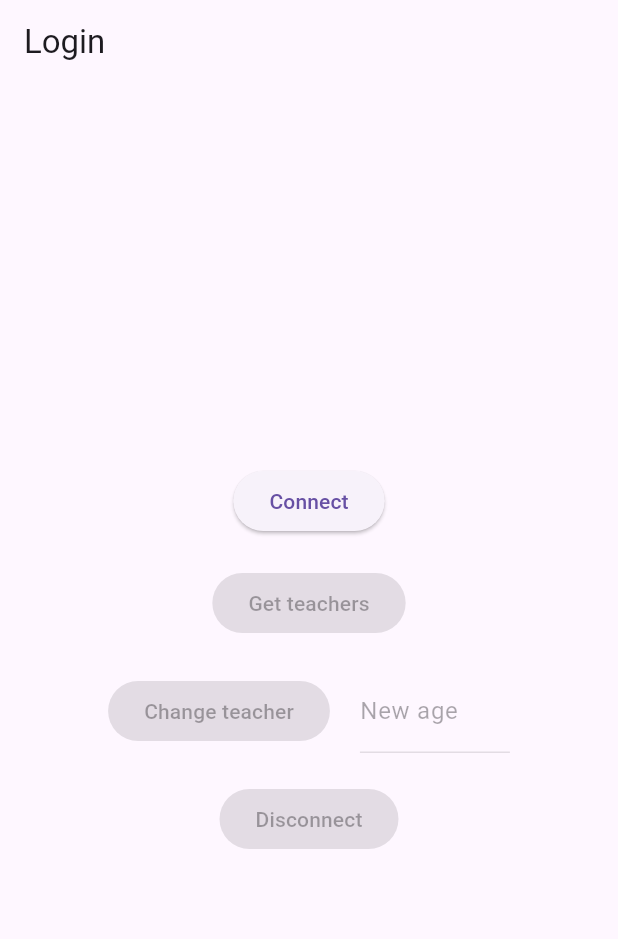
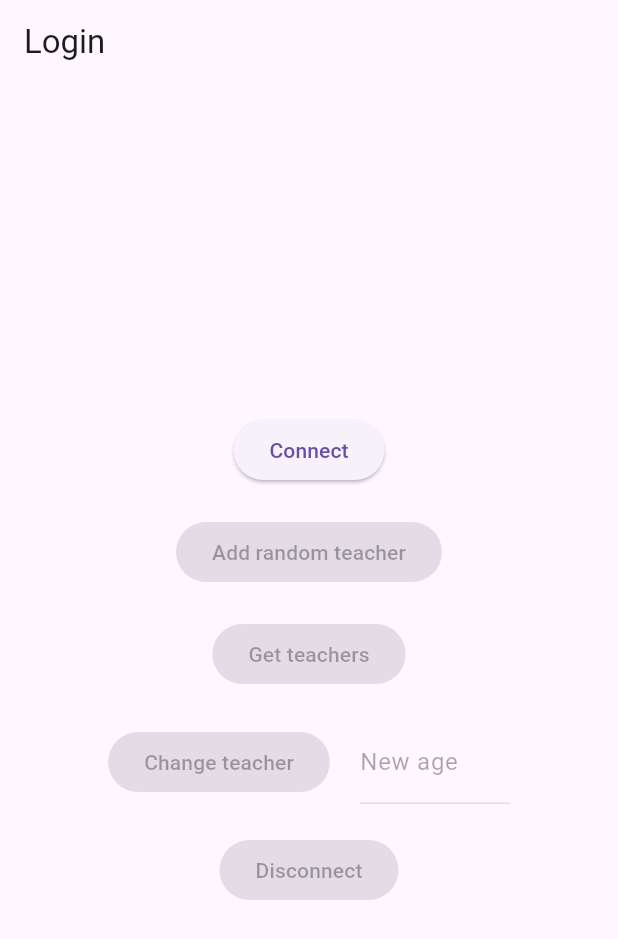
Before and after one commit to cr-crme/banque_stage_backend, a Flutter app: the screen it shows after launch, on a phone screen of 412 x 824 dp. Shown: the top 939 px of the screen. Run offline on Flutter 3.47's test engine with Material 3 defaults, Android fonts, the phone set to English and light mode, and no system bars; missing offline and left inert: dart_jsonwebtoken, enhanced_containers_foundation, web_socket_client.

Commit message:
Untested compilable version of the teachers with mysql

```diff
--- a/backend/lib/database_teachers.dart
+++ b/backend/lib/database_teachers.dart
@@ -1,6 +1,7 @@
 import 'package:backend/database_interface_abstract.dart';
 import 'package:backend/exceptions.dart';
-import 'package:common/teacher.dart';
+import 'package:common/models/phone_number.dart';
+import 'package:common/models/teacher.dart';
 import 'package:mysql1/mysql1.dart';
 
 abstract class DatabaseTeachers implements DatabaseInterfaceAbstract {
@@ -29,7 +30,7 @@ abstract class DatabaseTeachers implements DatabaseInterfaceAbstract {
     final oldTeacher = await _getTeacherById(id: id);
 
     final newTeacher = oldTeacher?.copyWithData(data) ??
-        Teacher.deserialize({'id': id}..addAll(data));
+        Teacher.fromSerialized(<String, dynamic>{'id': id}..addAll(data));
 
     await _putTeacher(teacher: newTeacher, isNew: oldTeacher == null);
   }
@@ -48,23 +49,69 @@ class MySqlDatabaseTeacher extends DatabaseTeachers {
 
   @override
   Future<Map<String, Teacher>> _getAllTeachers() async {
-    final results = await connection.query('SELECT * FROM Teachers');
-    return {
-      for (var row in results)
-        row[0].toString(): Teacher(
-            id: row[0].toString(), name: row[1] as String, age: row[2] as int)
-    };
+    try {
+      final results = await connection.query('SELECT * FROM teachers');
+      return {
+        for (var row in results)
+          row[0].toString(): Teacher(
+            id: row[0].toString(),
+            firstName: row[1] as String,
+            middleName: row[2] as String?,
+            lastName: row[3] as String,
+            schoolId: row[4] as String,
+            groups: (await connection.query(
+                    'SELECT * FROM teaching_groups WHERE teacher_id = ?',
+                    [row[0].toString()]))
+                .map((e) => e[1].toString())
+                .toList(),
+            email: row[5] as String?,
+            phone: PhoneNumber.fromString(row[6].toString()),
+          )
+      };
+    } catch (_) {
+      return {};
+    }
   }
 
   @override
   Future<Teacher?> _getTeacherById({required String id}) async {
+// SELECT
+// t.id AS teacher_id,
+// t.Name AS teacher_name,
+// a.id AS address_id,
+// a.street,
+// a.city,
+// a.zip_code,
+// a.country
+// FROM Teachers t
+// JOIN AddressesTeachers at ON t.id = at.teacher_id
+// JOIN Addresses a ON a.id = at.address_id
+// WHERE t.id = ?;
+
+    // TODO Make a single query?
     final results =
-        await connection.query('SELECT * FROM Teachers WHERE id = ?', [id]);
+        await connection.query('SELECT * FROM teachers WHERE id = ?', [id]);
     if (results.isEmpty) return null;
 
     final row = results.first;
+    final teacherId = row[0].toString();
+
+    final phoneNumber = await connection.query(
+        'SELECT * FROM phone_numbers_teachers WHERE teacher_id = ?',
+        [teacherId]);
+    final groups = await connection.query(
+        'SELECT * FROM teaching_groups WHERE teacher_id = ?', [teacherId]);
+
     return Teacher(
-        id: row[0].toString(), name: row[1] as String, age: row[2] as int);
+      id: teacherId,
+      firstName: row[1] as String,
+      middleName: row[2] as String?,
+      lastName: row[3] as String,
+      schoolId: row[4] as String,
+      groups: groups.map((e) => e[1].toString()).toList(),
+      email: row[5] as String?,
+      phone: PhoneNumber.fromString(phoneNumber.first.toString()),
+    );
   }
 
   @override
@@ -74,13 +121,51 @@ class MySqlDatabaseTeacher extends DatabaseTeachers {
     if (isNew) {
       // Insert the teacher
       await connection.query(
-          'INSERT INTO Teachers (id, Name, Age) VALUES (?, ?, ?)',
-          [teacher.id, teacher.name, teacher.age]);
+          'INSERT INTO teachers (id, first_name, middle_name, last_name, school_id, email, phone) VALUES (?, ?, ?, ?, ?, ?, ?)',
+          [
+            teacher.id,
+            teacher.firstName,
+            teacher.middleName,
+            teacher.lastName,
+            teacher.schoolId,
+            teacher.email,
+            teacher.phone.toString()
+          ]);
+      // Insert the groups
+      for (var group in teacher.groups) {
+        await connection.query(
+            'INSERT INTO teaching_groups (teacher_id, group_id) VALUES (?, ?)',
+            [teacher.id, group]);
+      }
+      // Insert the phone number
+      await connection.query(
+          'INSERT INTO phone_numbers_teachers (teacher_id, phone_number) VALUES (?, ?)',
+          [teacher.id, teacher.phone.toString()]);
     } else {
       // Update the teacher
       await connection.query(
-          'UPDATE Teachers SET Name = ?, Age = ? WHERE id = ?',
-          [teacher.name, teacher.age, teacher.id]);
+          'UPDATE teachers SET first_name = ?, middle_name = ?, last_name = ?, school_id = ?, email = ?, phone = ? WHERE id = ?',
+          [
+            teacher.firstName,
+            teacher.middleName,
+            teacher.lastName,
+            teacher.schoolId,
+            teacher.email,
+            teacher.phone.toString(),
+            teacher.id
+          ]);
+      // Update the groups
+      await connection.query(
+          'DELETE FROM teaching_groups WHERE teacher_id = ?', [teacher.id]);
+      for (var group in teacher.groups) {
+        await connection.query(
+            'INSERT INTO teaching_groups (teacher_id, group_id) VALUES (?, ?)',
+            [teacher.id, group]);
+      }
+      // Update the phone number
+      await connection.query(
+          'UPDATE phone_numbers_teachers SET phone_number = ? WHERE teacher_id = ?',
+          [teacher.phone.toString(), teacher.id]);
     }
   }
 
@@ -90,8 +175,22 @@ class MySqlDatabaseTeacher extends DatabaseTeachers {
 class DatabaseTeachersMock extends DatabaseTeachers {
   // Simulate a database with a map
   final _dummyDatabase = {
-    '0': Teacher(id: '0', name: 'John Doe', age: 60),
-    '1': Teacher(id: '1', name: 'Jane Doe', age: 50),
+    '0': Teacher(
+        id: '0',
+        firstName: 'John',
+        lastName: 'Doe',
+        schoolId: '10',
+        groups: ['100', '101'],
+        phone: PhoneNumber.fromString('+1-234-567-8901'),
+        email: 'john.doe@email.com'),
+    '1': Teacher(
+        id: '1',
+        firstName: 'Jane',
+        lastName: 'Doe',
+        schoolId: '10',
+        groups: ['100', '101'],
+        phone: PhoneNumber.fromString('+1-234-567-8901'),
+        email: 'john.doe@email.com'),
   };
 
   @override
--- a/backend/lib/http_request_handler.dart
+++ b/backend/lib/http_request_handler.dart
@@ -5,8 +5,6 @@ import 'package:backend/exceptions.dart';
 import 'package:logging/logging.dart';
 
 final _logger = Logger('AnswerHttpRequest');
-
-// TODO: What happens if two persons modify the same data at the same time?
 
 class HttpRequestHandler {
   final Connexions _connexions;
--- /dev/null
+++ b/common/lib/models/address.dart
@@ -0,0 +1,103 @@
+import 'dart:convert';
+
+import 'package:common/models/geographic_coordinate_system.dart';
+import 'package:enhanced_containers_foundation/enhanced_containers_foundation.dart';
+import 'package:http/http.dart' as http;
+
+class Address extends ItemSerializable {
+  Address({
+    super.id,
+    this.civicNumber,
+    this.street,
+    this.appartment,
+    this.city,
+    this.postalCode,
+  });
+
+  static Address get empty => Address();
+
+  final int? civicNumber;
+  final String? street;
+  final String? appartment;
+  final String? city;
+  final String? postalCode;
+
+  static Future<Address?> fromCoordinates(
+      GeographicCoordinateSystem gcs) async {
+    final String url =
+        'https://nominatim.openstreetmap.org/reverse?format=json&lat=${gcs.latitude}&lon=${gcs.longitude}';
+    final response = await http.get(Uri.parse(url));
+    if (response.statusCode != 200) return null;
+
+    final data = json.decode(response.body) as Map<String, dynamic>;
+    if (data.isEmpty) return null;
+
+    return Address(
+      civicNumber: int.tryParse(data['address']['house_number']),
+      street: data['address']['road'],
+      city: data['address']['city'],
+      postalCode: data['address']['postcode'],
+    );
+  }
+
+  // coverage:ignore-start
+  static Future<Address?> fromString(String address) async {
+    final gcs = await GeographicCoordinateSystem.fromAddress(address);
+    return await Address.fromCoordinates(gcs);
+  }
+  // coverage:ignore-end
+
+  @override
+  Map<String, dynamic> serializedMap() => {
+        'number': civicNumber,
+        'street': street,
+        'appartment': appartment,
+        'city': city,
+        'postalCode': postalCode
+      };
+
+  static Address fromSerialized(map) => Address(
+      id: map['id'],
+      civicNumber: map['number'],
+      street: map['street'],
+      appartment: map['appartment'],
+      city: map['city'],
+      postalCode: map['postalCode']);
+
+  Address copyWith({
+    String? id,
+    int? civicNumber,
+    String? street,
+    String? appartment,
+    String? city,
+    String? postalCode,
+  }) {
+    return Address(
+        id: id ?? this.id,
+        civicNumber: civicNumber ?? this.civicNumber,
+        street: street ?? this.street,
+        appartment: appartment ?? this.appartment,
+        city: city ?? this.city,
+        postalCode: postalCode ?? this.postalCode);
+  }
+
+  bool get isEmpty =>
+      civicNumber == null &&
+      street == null &&
+      appartment == null &&
+      city == null &&
+      postalCode == null;
+
+  bool get isValid =>
+      civicNumber != null &&
+      street != null &&
+      city != null &&
+      postalCode != null;
+
+  @override
+  String toString() {
+    return isValid
+        ? '$civicNumber $street${appartment == null ? '' : ' #$appartment'}, $city, $postalCode'
+        : '';
+  }
+}
--- /dev/null
+++ b/common/lib/models/person.dart
@@ -0,0 +1,94 @@
+import 'package:common/models/address.dart';
+import 'package:common/models/phone_number.dart';
+import 'package:enhanced_containers_foundation/enhanced_containers_foundation.dart';
+
+class Person extends ItemSerializable {
+  final String firstName;
+  final String? middleName;
+  final String lastName;
+  final DateTime? dateBirth;
+
+  final PhoneNumber phone;
+  final String? email;
+  final Address? address;
+
+  Person({
+    super.id,
+    required this.firstName,
+    this.middleName,
+    required this.lastName,
+    this.dateBirth,
+    this.phone = const PhoneNumber(),
+    this.email,
+    this.address,
+  });
+
+  static Person get empty => Person(
+      firstName: 'Unnamed',
+      middleName: null,
+      lastName: 'Unnamed',
+      address: null,
+      dateBirth: null,
+      email: null,
+      id: null,
+      phone: PhoneNumber.empty);
+
+  Person.fromSerialized(super.map)
+      : firstName = map['firstName'] ?? 'Unnamed',
+        middleName = map['middleName'],
+        lastName = map['lastName'] ?? 'Unnamed',
+        dateBirth = map['dateBirth'] == null
+            ? null
+            : DateTime.fromMillisecondsSinceEpoch(map['dateBirth']),
+        phone = map['phone'] == null
+            ? PhoneNumber.empty
+            : PhoneNumber.fromString(map['phone']),
+        email = map['email'],
+        address = map['address'] == null
+            ? null
+            : Address.fromSerialized(map['address']),
+        super.fromSerialized();
+
+  @override
+  Map<String, dynamic> serializedMap() {
+    return {
+      'id': id,
+      'firstName': firstName,
+      'middleName': middleName,
+      'lastName': lastName,
+      'dateBirth': dateBirth?.millisecondsSinceEpoch,
+      'phone': phone.toString(),
+      'email': email,
+      'address': address?.serialize(),
+    };
+  }
+
+  Person copyWith({
+    String? id,
+    String? firstName,
+    String? middleName,
+    String? lastName,
+    DateTime? dateBirth,
+    PhoneNumber? phone,
+    String? email,
+    Address? address,
+  }) =>
+      Person(
+        id: id ?? this.id,
+        firstName: firstName ?? this.firstName,
+        middleName: middleName ?? this.middleName,
+        lastName: lastName ?? this.lastName,
+        dateBirth: dateBirth ?? this.dateBirth,
+        phone: phone ?? this.phone,
+        email: email ?? this.email,
+        address: address ?? this.address,
+      );
+
+  ///
+  /// Full name without the middle name
+  String get fullName => '$firstName${lastName.isEmpty ? '' : ' $lastName'}';
+
+  @override
+  String toString() =>
+      '$firstName${middleName == null ? '' : ' $middleName'}${lastName.isEmpty ? '' : ' $lastName'}';
+}
--- /dev/null
+++ b/common/lib/models/phone_number.dart
@@ -0,0 +1,39 @@
+const _regExp =
+    r'^(?:\+\(d{1,3})?\s?\(?(\d{3})(?:[-.\)\s]|\)\s)?(\d{3})[-.\s]?(\d{4})(?:\s(?:poste)?\s(\d{1,6}))?$';
+
+class PhoneNumber {
+  final String? areaCode;
+  final String? cityCode;
+  final String? number;
+  final String? extension;
+
+  static bool isValid(String number) => RegExp(_regExp).hasMatch(number);
+
+  const PhoneNumber(
+      {this.areaCode, this.cityCode, this.number, this.extension});
+
+  static PhoneNumber get empty => const PhoneNumber();
+
+  factory PhoneNumber.fromString(number) {
+    final reg = RegExp(_regExp);
+    if (!reg.hasMatch(number)) return const PhoneNumber();
+
+    final result = RegExp(_regExp).firstMatch(number)!;
+    if (result.groupCount != 4) {
+      throw 'Invalid number if PhoneNumber constructor';
+    }
+
+    return PhoneNumber(
+        areaCode: result.group(1),
+        cityCode: result.group(2),
+        number: result.group(3),
+        extension: result.group(4));
+  }
+
+  @override
+  String toString() {
+    return areaCode == null || cityCode == null || number == null
+        ? ''
+        : '($areaCode) $cityCode-$number${extension != null ? ' poste $extension' : ''}';
+  }
+}
--- /dev/null
+++ b/common/lib/models/teacher.dart
@@ -0,0 +1,90 @@
+import 'package:common/exceptions.dart';
+import 'package:common/models/address.dart';
+import 'package:common/models/person.dart';
+import 'package:common/models/phone_number.dart';
+
+List<String> _stringListFromSerialized(List? list) =>
+    (list ?? []).map<String>((e) => e).toList();
+
+class Teacher extends Person {
+  final String schoolId;
+  final List<String> groups;
+
+  Teacher({
+    super.id,
+    required super.firstName,
+    super.middleName,
+    required super.lastName,
+    required this.schoolId,
+    required this.groups,
+    required super.email,
+    super.phone,
+  });
+
+  Teacher.fromSerialized(super.map)
+      : schoolId = map['schoolId'] ?? '',
+        groups = _stringListFromSerialized(map['groups']),
+        super.fromSerialized();
+
+  @override
+  Map<String, dynamic> serializedMap() {
+    return super.serializedMap()
+      ..addAll({
+        'schoolId': schoolId,
+        'groups': groups,
+      });
+  }
+
+  @override
+  Teacher copyWith({
+    String? id,
+    String? firstName,
+    String? middleName,
+    String? lastName,
+    String? schoolId,
+    List<String>? groups,
+    String? email,
+    PhoneNumber? phone,
+    Address? address,
+    DateTime? dateBirth,
+  }) {
+    // Address and dateBirth should not be set
+    if (address != null) {
+      throw ArgumentError('Address should not be set for a teacher');
+    }
+    if (dateBirth != null) {
+      throw ArgumentError('Date of birth should not be set for a teacher');
+    }
+
+    return Teacher(
+      id: id ?? this.id,
+      firstName: firstName ?? this.firstName,
+      middleName: middleName ?? this.middleName,
+      lastName: lastName ?? this.lastName,
+      schoolId: schoolId ?? this.schoolId,
+      groups: groups ?? this.groups,
+      phone: phone ?? this.phone,
+      email: email ?? this.email,
+    );
+  }
+
+  Teacher copyWithData(Map<String, dynamic> data) {
+    // Make sure data does not contain unrecognized fields
+    if (data.keys.any((key) => !['id', 'name', 'age'].contains(key))) {
+      throw InvalidFieldException('Invalid field data detected');
+    }
+
+    return Teacher(
+      id: data['id']?.toString() ?? id,
+      firstName: data['firstName'] ?? firstName,
+      middleName: data['middleName'] ?? middleName,
+      lastName: data['lastName'] ?? lastName,
+      schoolId: data['schoolId'] ?? schoolId,
+      groups: _stringListFromSerialized(data['groups']),
+      phone: data['phone'] == null
+          ? PhoneNumber.empty
+          : PhoneNumber.fromString(data['phone']),
+      email: data['email'] ?? email,
+    );
+  }
+}
--- a/common/pubspec.yaml
+++ b/common/pubspec.yaml
@@ -2,13 +2,16 @@ name: common
 description: A sample command-line application.
 version: 1.0.0
 # repository: https://github.com/my_org/my_repo
+publish_to: none # Remove this line if you wish to publish to pub.dev
 
 environment:
   sdk: ^3.6.1
 
 # Add regular dependencies here.
 dependencies:
-  uuid: ^4.5.1
+  enhanced_containers_foundation:
+    path: ../external/enhanced_containers/plugins/enhanced_containers_foundation
+  http: ^1.3.0
 
 dev_dependencies:
   lints: ^5.0.0
--- a/frontend/lib/main.dart
+++ b/frontend/lib/main.dart
@@ -1,8 +1,10 @@
 import 'dart:convert';
 import 'dart:io';
+import 'dart:math';
 
 import 'package:common/communication_protocol.dart';
-import 'package:common/teacher.dart';
+import 'package:common/models/phone_number.dart';
+import 'package:common/models/teacher.dart';
 import 'package:dart_jsonwebtoken/dart_jsonwebtoken.dart';
 import 'package:flutter/material.dart';
 import 'package:web_socket_client/web_socket_client.dart';
@@ -15,7 +17,7 @@ Future<void> _updateTeachers(Map<String, dynamic> data) async {
     final teacherData = data;
     _dummyTeachers[id] = _dummyTeachers.containsKey(id)
         ? _dummyTeachers[id]!.copyWithData(teacherData)
-        : Teacher.deserialize(teacherData);
+        : Teacher.fromSerialized(teacherData);
   } else {
     // Update all teachers
     for (final entry in data.entries) {
@@ -23,7 +25,7 @@ Future<void> _updateTeachers(Map<String, dynamic> data) async {
       final teacherData = entry.value;
       _dummyTeachers[id] = _dummyTeachers.containsKey(id)
           ? _dummyTeachers[id]!.copyWithData(teacherData)
-          : Teacher.deserialize(teacherData);
+          : Teacher.fromSerialized(teacherData);
     }
   }
 }
@@ -79,6 +81,10 @@ class _LoginScreenState extends State<LoginScreen> {
             ElevatedButton(
                 onPressed: isConnecting || isConnected ? null : _connect,
                 child: Text(isConnecting ? 'Connecting...' : 'Connect')),
+            SizedBox(height: 20),
+            ElevatedButton(
+                onPressed: isConnected ? _addRandomTeacher : null,
+                child: Text('Add random teacher')),
             SizedBox(height: 20),
             ElevatedButton(
                 onPressed: isConnected ? _getTeachers : null,
@@ -208,6 +214,38 @@ class _LoginScreenState extends State<LoginScreen> {
     }
   }
 
+  Future<void> _addRandomTeacher() async {
+    if (!isConnected) return;
+
+    // Send a post request to the server
+    try {
+      final random = Random();
+      final firstName =
+          ['John', 'Jane', 'Alice', 'Bob', 'Charlie'][random.nextInt(5)];
+      final lastName =
+          ['Doe', 'Smith', 'Johnson', 'Williams', 'Brown'][random.nextInt(5)];
+
+      final message = jsonEncode(CommunicationProtocol(
+        requestType: RequestType.post,
+        field: RequestFields.teacher,
+        data: Teacher(
+          firstName: firstName,
+          lastName: lastName,
+          schoolId: random.nextInt(100).toString(),
+          groups: ['100', '200', '300'],
+          email:
+              '${firstName.toLowerCase()}.${lastName.toLowerCase()}@banque_stage.org',
+          phone: PhoneNumber.fromString(random.nextInt(1000000000).toString()),
+        ).serialize(),
+      ).serialize());
+      _socket?.send(message);
+      debugPrint('Message sent: $message');
+    } catch (e) {
+      debugPrint('Error: $e');
+      return;
+    }
+  }
+
   Future<void> _getTeachers() async {
     if (!isConnected) return;
 
```
Also changed, not shown: common/lib/models/geographic_coordinate_system.dart (added, +37 -0 lines), common/lib/teacher.dart (deleted, +0 -56 lines), common/pubspec.lock, frontend/pubspec.lock, 7 other files.
